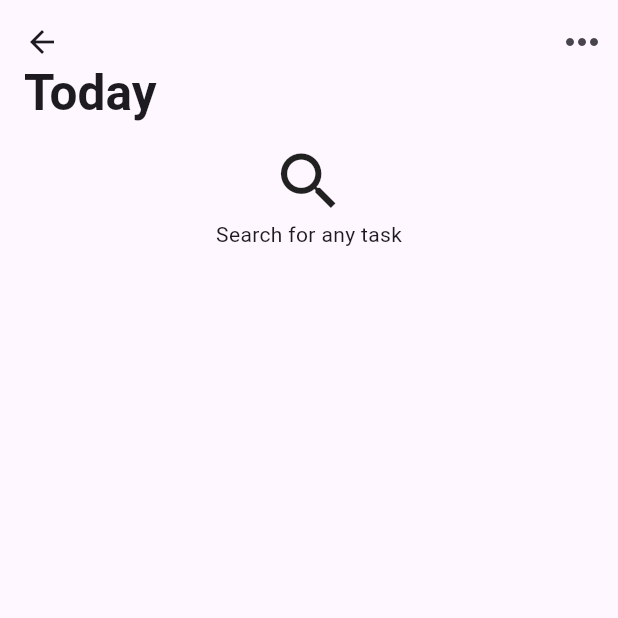
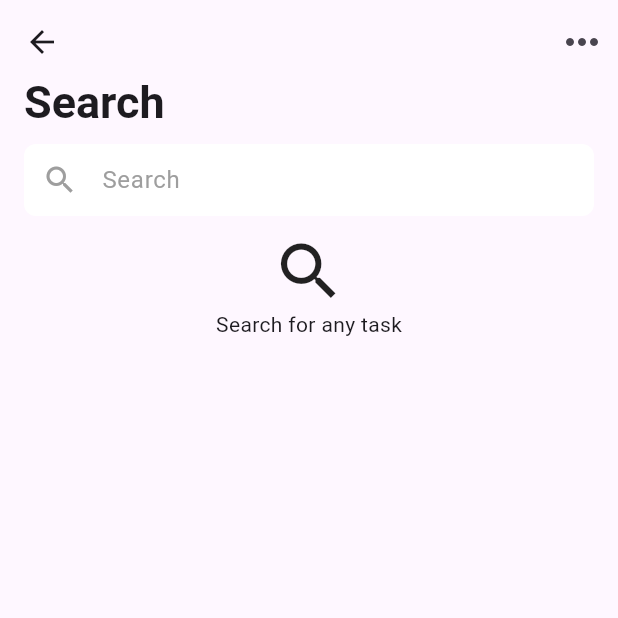
Before and after one commit to catQuantumCat/PBL4-task-manager, a Flutter app: the SearchView screen opened directly, on a phone screen of 412 x 824 dp, the top half of it. Run offline on Flutter 3.47's test engine with Material 3 defaults, Android fonts, the phone set to English and light mode, and no system bars; our stand-ins replace dio, equatable, flutter_bloc, get_it, hive; accounts and stored records are empty; network calls fail.

Commit message:
Fix: decouple HomeListWidget to reuse for Search screen

```diff
--- a/mobile/taskmanager/lib/modules/home/widget/list/home_list_appbar.widget.dart
+++ b/mobile/taskmanager/lib/modules/home/widget/list/home_list_appbar.widget.dart
@@ -1,8 +1,17 @@
 import 'package:flutter/material.dart';
 
 class HomeListAppbarWidget extends StatelessWidget {
-  const HomeListAppbarWidget({super.key, required this.child});
-
+  const HomeListAppbarWidget(
+      {super.key,
+      required this.child,
+      required Widget topWidget,
+      Widget? searchBar,
+      this.searchBarHeight = 0})
+      : _searchBar = searchBar,
+        _topWidget = topWidget;
+  final Widget _topWidget;
+  final Widget? _searchBar;
+  final double searchBarHeight;
   final Widget child;
 
   @override
@@ -11,6 +20,12 @@ class HomeListAppbarWidget extends StatelessWidget {
       physics: const AlwaysScrollableScrollPhysics(),
       slivers: [
         SliverAppBar(
+          bottom: _searchBar == null
+              ? null
+              : PreferredSize(
+                  preferredSize: Size.fromHeight(searchBarHeight.toDouble()),
+                  child: _searchBar,
+                ),
           scrolledUnderElevation: 0,
           actions: [
             IconButton(
@@ -20,21 +35,22 @@ class HomeListAppbarWidget extends StatelessWidget {
                   size: 32,
                 ))
           ],
-          centerTitle: true,
           primary: true,
-          expandedHeight: 96,
+          expandedHeight: 96 + searchBarHeight,
           pinned: true,
-          flexibleSpace: const FlexibleSpaceBar(
-            titlePadding: EdgeInsets.symmetric(horizontal: 16, vertical: 12),
-            title: Text(
-              "Today",
-              style: TextStyle(fontWeight: FontWeight.bold),
-            ),
+          floating: false,
+          flexibleSpace: FlexibleSpaceBar(
+            titlePadding: EdgeInsets.only(
+                left: 16, right: 16, top: 0, bottom: searchBarHeight + 10),
+            title: _topWidget,
           ),
           stretch: true,
         ),
         SliverToBoxAdapter(
-          child: child,
+          child: Padding(
+            padding: const EdgeInsets.symmetric(horizontal: 16.0),
+            child: child,
+          ),
         )
       ],
     );
```
Also changed, not shown: mobile/taskmanager/lib/modules/home/widget/list/home_list.widget.dart (+26 -26 lines), mobile/taskmanager/lib/modules/home/widget/list/home_list_tile.widget.dart (+3 -6 lines).
